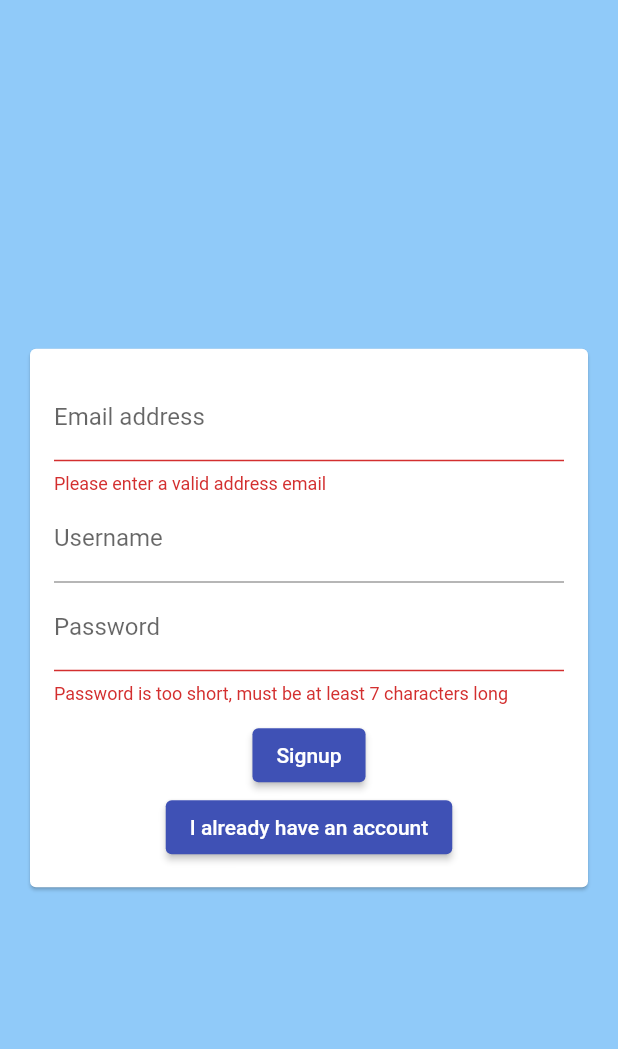
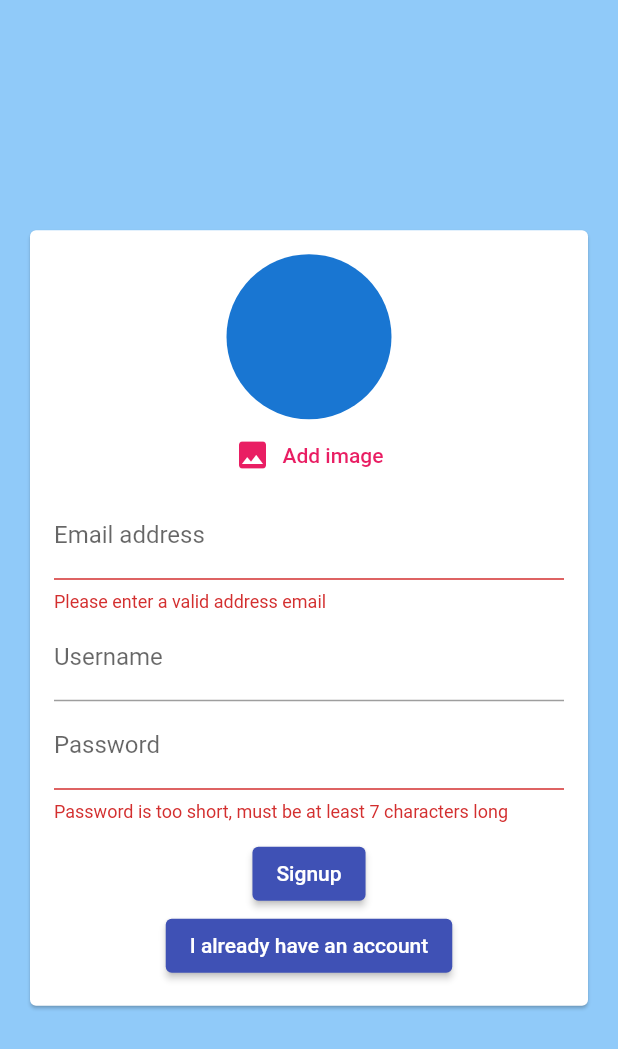
Before and after one commit to pawellak/chat_app, a Flutter app: the screen it shows after launch, after a tap on "Login", after a tap on "Create new account", on a phone screen of 412 x 824 dp. Shown: the top 1049 px of the screen. Run offline on Flutter 3.47's test engine with Material 2 defaults, Android fonts, the phone set to English and light mode, and no system bars; our stand-ins replace cloud_firestore, email_validator, firebase_auth, firebase_core, image_picker; accounts and stored records are empty.

Commit message:
Add: preparing file upload and validating images.

```diff
--- a/lib/widget/auth/auth_form.dart
+++ b/lib/widget/auth/auth_form.dart
@@ -1,13 +1,16 @@
 import 'package:email_validator/email_validator.dart';
 import 'package:flutter/material.dart';
+import 'dart:io';
+
+import 'package:my_chat_app/widget/pickers/user_image_picker.dart';
 
 class AuthForm extends StatefulWidget {
   final bool isLoading;
   final void Function(
       String email, String password, String username, bool isLogin) onSubmit;
 
-
-  const AuthForm({Key? key, required this.onSubmit,required this.isLoading}) : super(key: key);
+  const AuthForm({Key? key, required this.onSubmit, required this.isLoading})
+      : super(key: key);
 
   @override
   _AuthFormState createState() => _AuthFormState();
@@ -19,13 +22,25 @@ class _AuthFormState extends State<AuthForm> {
   late String _userEmail = '';
   late String _userName = '';
   late String _userPassword = '';
+  File? _userImageFile;
+
+  void _pickedImage(File image) {
+    _userImageFile = image;
+  }
 
   void _trySubmit() {
     final isValid = _formKey.currentState!.validate();
 
+    if (_userImageFile == null) {
+      ScaffoldMessenger.of(context)
+          .showSnackBar(const SnackBar(content: Text('Please pick an image')));
+      return;
+    }
+
     if (isValid) {
       _formKey.currentState!.save();
-      widget.onSubmit(_userEmail.trim(), _userPassword.trim(), _userName.trim(), _isLogin);
+      widget.onSubmit(
+          _userEmail.trim(), _userPassword.trim(), _userName.trim(), _isLogin);
     }
     FocusScope.of(context).unfocus();
   }
@@ -42,6 +57,10 @@ class _AuthFormState extends State<AuthForm> {
                 child: Column(
                   mainAxisSize: MainAxisSize.min,
                   children: [
+                    if (!_isLogin)
+                      UserImagePicker(
+                        imagePickFn: _pickedImage,
+                      ),
                     TextFormField(
                       key: const ValueKey('email'),
                       validator: (email) {
@@ -105,8 +124,8 @@ class _AuthFormState extends State<AuthForm> {
                       onTap: () {},
                     ),
                     const SizedBox(height: 10),
-                    if(widget.isLoading) const CircularProgressIndicator(),
-                    if(!widget.isLoading)
+                    if (widget.isLoading) const CircularProgressIndicator(),
+                    if (!widget.isLoading)
                       ElevatedButton(
                         style: buttonColor(context),
                         child: Text(_isLogin ? 'Login' : 'Signup'),
@@ -114,7 +133,7 @@ class _AuthFormState extends State<AuthForm> {
                           _trySubmit();
                         },
                       ),
-                    if(!widget.isLoading)
+                    if (!widget.isLoading)
                       ElevatedButton(
                         style: buttonColor(context),
                         child: Text(_isLogin
--- /dev/null
+++ b/lib/widget/pickers/user_image_picker.dart
@@ -0,0 +1,45 @@
+import 'dart:io';
+
+import 'package:flutter/material.dart';
+import 'package:image_picker/image_picker.dart';
+
+class UserImagePicker extends StatefulWidget {
+  final void Function(File pickedImage) imagePickFn;
+
+  const UserImagePicker({Key? key, required this.imagePickFn})
+      : super(key: key);
+
+  @override
+  _UserImagePickerState createState() => _UserImagePickerState();
+}
+
+class _UserImagePickerState extends State<UserImagePicker> {
+  File? _pickedImage;
+
+  void _pickImage() async {
+    final picker = ImagePicker();
+    final pickedImage = await picker.pickImage(source: ImageSource.camera);
+    final pickedImageFile = File(pickedImage!.path);
+    setState(() {
+      _pickedImage = pickedImageFile;
+      widget.imagePickFn(_pickedImage!);
+    });
+  }
+
+  @override
+  Widget build(BuildContext context) {
+    return Column(
+      children: [
+        CircleAvatar(
+            backgroundImage:
+                _pickedImage == null ? null : FileImage(_pickedImage!),
+            radius: 55),
+        TextButton.icon(
+            style: TextButton.styleFrom(primary: Colors.pink),
+            onPressed: _pickImage,
+            icon: const Icon(Icons.image),
+            label: const Text('Add image')),
+      ],
+    );
+  }
+}
--- a/pubspec.yaml
+++ b/pubspec.yaml
@@ -37,6 +37,8 @@ dependencies:
   cloud_firestore: ^3.1.0
   email_validator: ^2.0.1
   firebase_auth: ^3.2.0
+  image_picker: ^0.8.4+4
+  firebase_storage: ^10.1.0
 
 dev_dependencies:
   flutter_test:
```
Lines whose indentation alone changed are shown as unchanged.
